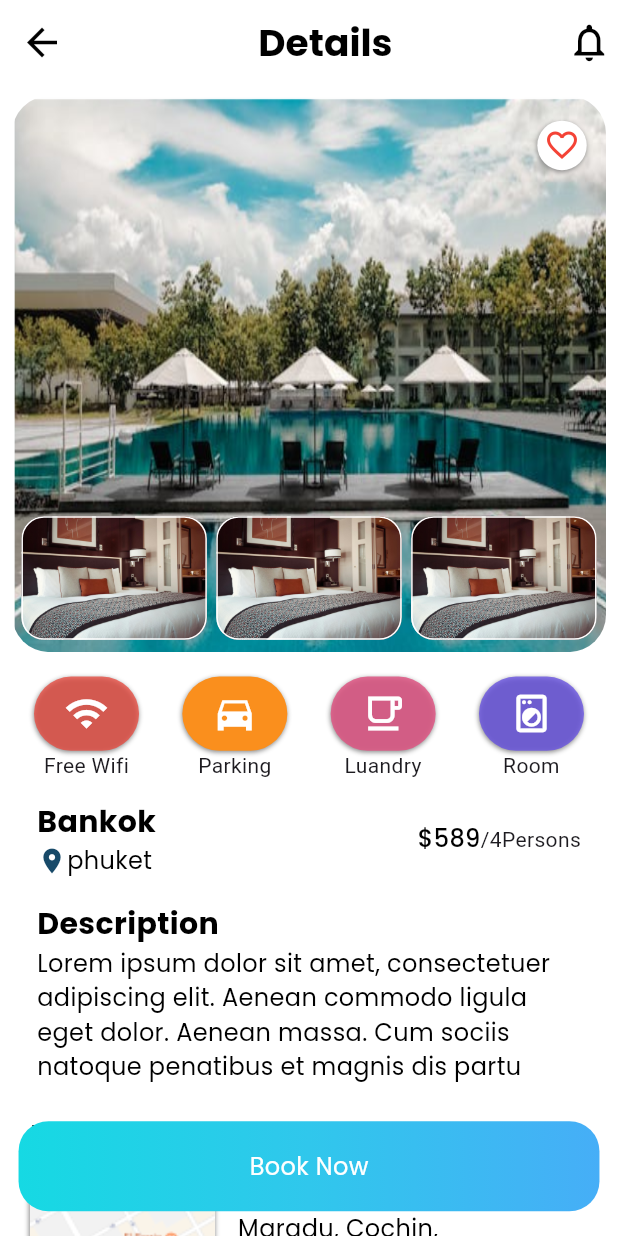
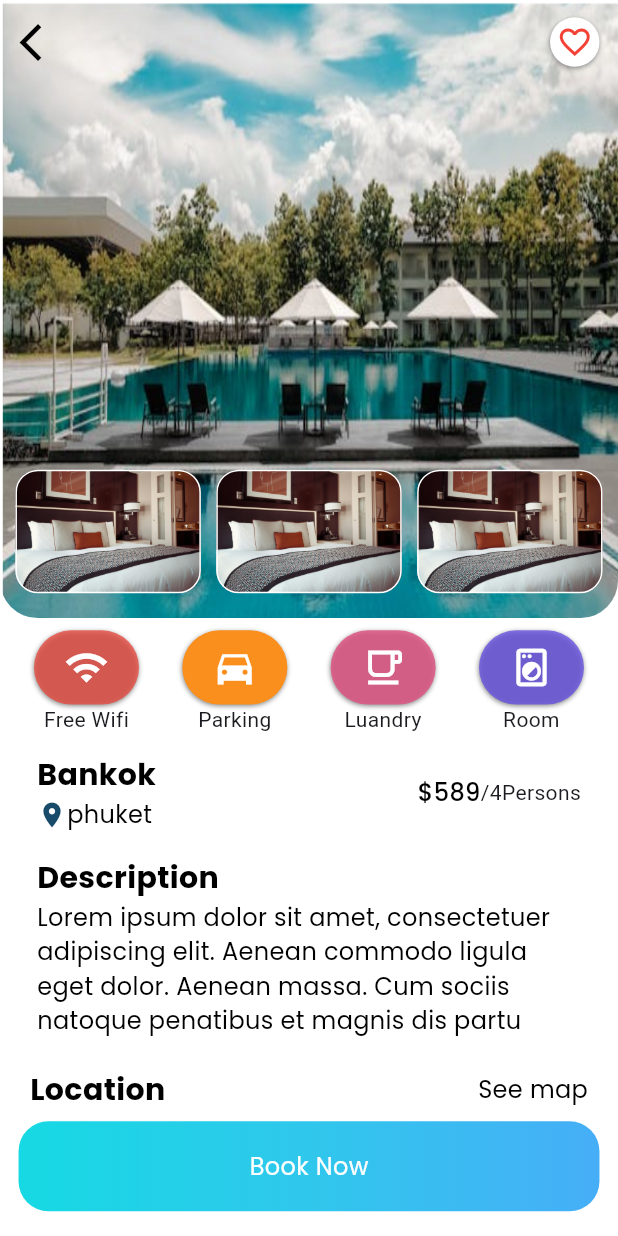
Before and after one commit to adilthengilan/abodeIN.com, a Flutter app: the HotelDetailePage screen opened directly, on a phone screen of 412 x 824 dp. Run offline on Flutter 3.47's test engine with Material 3 defaults, Android fonts, the phone set to English and light mode, and no system bars; our stand-ins replace fluttertoast, geocoding, geolocator, google_fonts, image_picker, share_plus and 2 more; accounts and stored records are empty.

```diff
--- a/lib/src/view/details/hotel_details_screen.dart
+++ b/lib/src/view/details/hotel_details_screen.dart
@@ -22,7 +22,6 @@ class HotelDetailePage extends StatelessWidget {
     final width = mediaQuery.width;
     final height = mediaQuery.height;
     return Scaffold(
-      extendBody: true,
       backgroundColor: backgroundColor,
       //----------------------------------------------------------------------------- APPBAR
       appBar: AppBar(
@@ -32,55 +31,13 @@ class HotelDetailePage extends StatelessWidget {
               Navigator.pop(context);
             },
             child: Icon(
-              Icons.arrow_back,
+              Icons.arrow_back_ios,
               color: blackShadeColor,
               size: 30,
             )),
-        title: Center(
-          child: Text(
-            'Details',
-            style: mediumTextStyle,
-          ),
-        ),
         actions: [
           Container(
-            margin: EdgeInsets.only(right: width * 0.01),
-            child: GestureDetector(
-                onTap: () {
-                  Navigator.pop(context);
-                },
-                child: Icon(
-                  Icons.notifications_none_outlined,
-                  size: 30,
-                  color: blackShadeColor,
-                )),
-          ),
-        ],
-      ),
-      //-----------------------------------------------------------------------------------------------------------
-      body: SingleChildScrollView(
-        child: Column(
-          children: [
-            //=======================  hotel image=======================================
-            //============================================================================
-            Padding(
-              padding: const EdgeInsets.all(8.0),
-              child: Container(
-                height: height * 0.45,
-                width: width * 0.990,
-                decoration: BoxDecoration(
-                    borderRadius: BorderRadius.circular(25),
-                    image: DecorationImage(
-                        image: AssetImage(
-                          'assets/images/Screenshot 2024-05-31 145706.png',
-                        ),
-                        fit: BoxFit.fill)),
-                child: Column(
-                  crossAxisAlignment: CrossAxisAlignment.start,
-                  children: [
-                    Container(
-                      margin: EdgeInsets.only(
-                          left: width * 0.85, top: height * 0.02),
+            margin: EdgeInsets.only(right: width * 0.03),
             height: height * 0.04,
             width: width * 0.08,
             decoration: BoxDecoration(
@@ -110,8 +67,46 @@ class HotelDetailePage extends StatelessWidget {
                   color: Colors.red,
                 )),
           ),
+        ],
+        // actions: [
+        //   Container(
+        //     margin: EdgeInsets.only(right: width * 0.01),
+        //     child: GestureDetector(
+        //         onTap: () {
+        //           Navigator.pop(context);
+        //         },
+        //         child: Icon(
+        //           Icons.notifications_none_outlined,
+        //           size: 30,
+        //           color: blackShadeColor,
+        //         )),
+        //   ),
+        // ],
+      ),
+      extendBodyBehindAppBar: true,
+      //-----------------------------------------------------------------------------------------------------------
+      body: SingleChildScrollView(
+        child: Column(
+          children: [
+            //=======================  hotel image=======================================
+            //============================================================================
+            Container(
+              height: height * 0.50,
+              width: width,
+              decoration: BoxDecoration(
+                  borderRadius: BorderRadius.only(
+                      bottomLeft: Radius.circular(25),
+                      bottomRight: Radius.circular(25)),
+                  image: DecorationImage(
+                      image: AssetImage(
+                        'assets/images/Screenshot 2024-05-31 145706.png',
+                      ),
+                      fit: BoxFit.fill)),
+              child: Column(
+                crossAxisAlignment: CrossAxisAlignment.start,
+                children: [
                   Padding(
-                      padding: EdgeInsets.only(top: height * 0.28),
+                    padding: EdgeInsets.only(top: height * 0.38),
                     child: Row(
                       mainAxisAlignment: MainAxisAlignment.spaceEvenly,
                       children: List.generate(3, (index) {
@@ -132,7 +127,6 @@ class HotelDetailePage extends StatelessWidget {
                     ),
                   ),
                 ],
-                ),
               ),
             ),
             //=====================================================================================================================================
```
Lines whose indentation alone changed are shown as unchanged.
